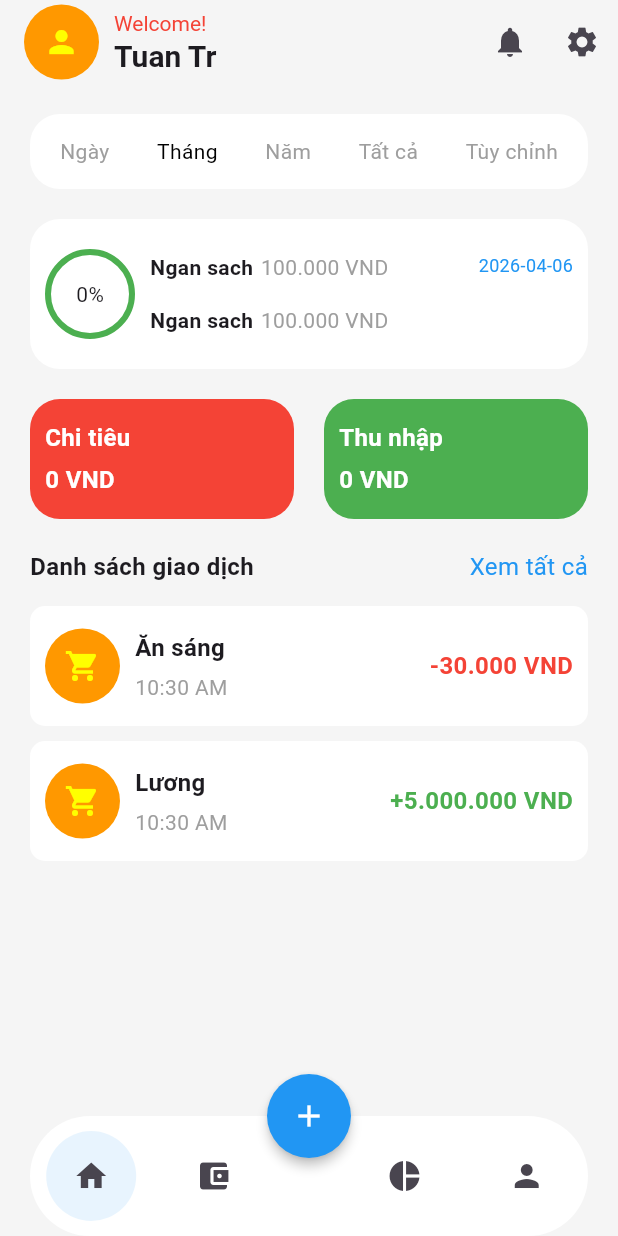
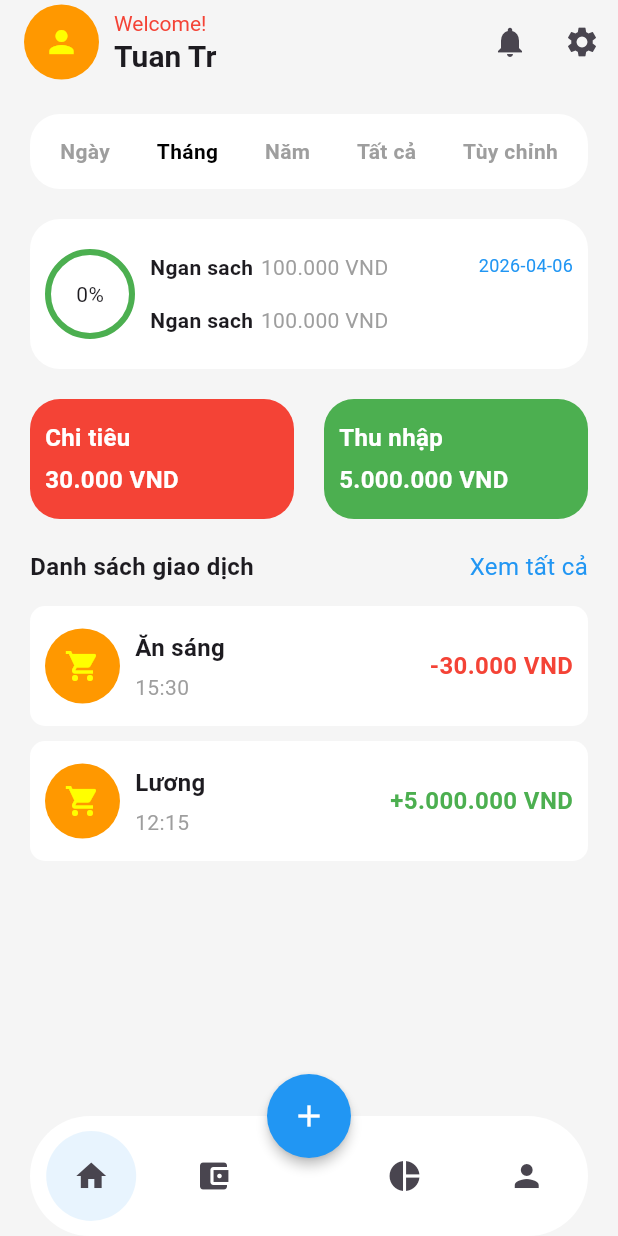
Before and after one commit to TuanTr999/expense_tracker_app, a Flutter app: the screen it shows after launch, after a tap on "Tháng", on a phone screen of 412 x 824 dp. Run offline on Flutter 3.47's test engine with Material 3 defaults, Android fonts, the phone set to English and light mode, and no system bars.

Commit message:
Enhance HomeTab with transaction filtering and summary calculations

```diff
--- /dev/null
+++ b/lib/core/utils/format.dart
@@ -0,0 +1,13 @@
+import 'package:intl/intl.dart';
+
+class AppFormat {
+  static String currency(double amount) {
+    final formatter = NumberFormat('#,###', 'vi_VN');
+    return '${formatter.format(amount)} VND';
+  }
+
+  static String currencyWithSign(double amount, bool isIncome) {
+    final formatted = currency(amount);
+    return isIncome ? '+$formatted' : '-$formatted';
+  }
+}
--- /dev/null
+++ b/lib/core/utils/transaction_utill.dart
@@ -0,0 +1,53 @@
+import '../../models/transaction_model.dart';
+
+List<TransactionModel> filteredTransactions(
+  int selected,
+  List<TransactionModel> transactions,
+) {
+  final now = DateTime.now();
+
+  switch (selected) {
+    case 0: // Today
+      return transactions.where((t) {
+        return t.date.year == now.year &&
+            t.date.month == now.month &&
+            t.date.day == now.day;
+      }).toList();
+
+    case 1: // Month
+      return transactions.where((t) {
+        return t.date.year == now.year && t.date.month == now.month;
+      }).toList();
+
+    case 2: // Year
+      return transactions.where((t) {
+        return t.date.year == now.year;
+      }).toList();
+
+    case 3: // All
+      return transactions;
+
+    default:
+      return transactions;
+  }
+}
+
+double calculateTotalExpense(List<TransactionModel> transactions) {
+  double total = 0;
+  for (var t in transactions) {
+    if (t.type == TransactionType.expense && t.amount > 0) {
+      total += t.amount;
+    }
+  }
+  return total;
+}
+
+double calculateTotalIncome(List<TransactionModel> transactions) {
+  double total = 0;
+  for (var t in transactions) {
+    if (t.type == TransactionType.income && t.amount > 0) {
+      total += t.amount;
+    }
+  }
+  return total;
+}
--- a/lib/screens/home/home_tab.dart
+++ b/lib/screens/home/home_tab.dart
@@ -1,5 +1,4 @@
 import 'package:expense_tracker_app/screens/all_transactions_screen.dart';
-import 'package:expense_tracker_app/screens/budget/budget_screen.dart';
 import 'package:expense_tracker_app/widgets/app_bar/custom_app_bar.dart';
 import 'package:expense_tracker_app/widgets/budget_card.dart';
 import 'package:expense_tracker_app/widgets/summary_card.dart';
@@ -7,9 +6,9 @@ import 'package:expense_tracker_app/widgets/transaction_item.dart';
 import 'package:flutter/cupertino.dart';
 import 'package:flutter/material.dart';
 
+import '../../core/utils/transaction_utill.dart';
+import '../../core/utils/format.dart';
 import '../../models/transaction_model.dart';
-import '../settings/settings_screen.dart';
-import '../wallet/wallet_screen.dart';
 
 class HomeTab extends StatefulWidget {
   HomeTab({super.key});
@@ -19,13 +18,14 @@ class HomeTab extends StatefulWidget {
 }
 
 class _HomeTabState extends State<HomeTab> {
+  int selected = 0;
   final List<TransactionModel> transactions = [
     TransactionModel(
       id: '1',
       title: 'Ăn sáng',
       image: '',
       amount: 30000,
-      date: DateTime.now(),
+      date: DateTime(2026, 4, 8, 15, 30, 20),
       type: TransactionType.expense,
     ),
     TransactionModel(
@@ -33,13 +33,10 @@ class _HomeTabState extends State<HomeTab> {
       title: 'Lương',
       image: '',
       amount: 5000000,
-      date: DateTime.now(),
+      date: DateTime(2026, 4, 9, 12, 15, 0),
       type: TransactionType.income,
     ),
   ];
-
-  late final previewList = transactions.take(3).toList();
-  int selected = 0;
 
   @override
   Widget build(BuildContext context) {
@@ -67,7 +64,13 @@ class _HomeTabState extends State<HomeTab> {
                           selected = 0;
                         });
                       },
-                      child: Text('Ngày', style: TextStyle(color: selected == 0 ? Colors.black : Colors.grey ),),
+                      child: Text(
+                        'Ngày',
+                        style: TextStyle(
+                          color: selected == 0 ? Colors.black : Colors.grey,
+                          fontWeight: FontWeight.bold,
+                        ),
+                      ),
                     ),
                     InkWell(
                       onTap: () {
@@ -75,7 +78,13 @@ class _HomeTabState extends State<HomeTab> {
                           selected = 1;
                         });
                       },
-                      child: Text('Tháng', style: TextStyle(color: selected == 1 ? Colors.black : Colors.grey )),
+                      child: Text(
+                        'Tháng',
+                        style: TextStyle(
+                          color: selected == 1 ? Colors.black : Colors.grey,
+                          fontWeight: FontWeight.bold,
+                        ),
+                      ),
                     ),
                     InkWell(
                       onTap: () {
@@ -83,7 +92,13 @@ class _HomeTabState extends State<HomeTab> {
                           selected = 2;
                         });
                       },
-                      child: Text('Năm', style: TextStyle(color: selected == 2 ? Colors.black : Colors.grey )),
+                      child: Text(
+                        'Năm',
+                        style: TextStyle(
+                          color: selected == 2 ? Colors.black : Colors.grey,
+                          fontWeight: FontWeight.bold,
+                        ),
+                      ),
                     ),
                     InkWell(
                       onTap: () {
@@ -91,7 +106,13 @@ class _HomeTabState extends State<HomeTab> {
                           selected = 3;
                         });
                       },
-                      child: Text('Tất cả', style: TextStyle(color: selected == 3 ? Colors.black : Colors.grey )),
+                      child: Text(
+                        'Tất cả',
+                        style: TextStyle(
+                          color: selected == 3 ? Colors.black : Colors.grey,
+                          fontWeight: FontWeight.bold,
+                        ),
+                      ),
                     ),
                     InkWell(
                       onTap: () {
@@ -99,7 +120,13 @@ class _HomeTabState extends State<HomeTab> {
                           selected = 4;
                         });
                       },
-                      child: Text('Tùy chỉnh', style: TextStyle(color: selected == 4 ? Colors.black : Colors.grey )),
+                      child: Text(
+                        'Tùy chỉnh',
+                        style: TextStyle(
+                          color: selected == 4 ? Colors.black : Colors.grey,
+                          fontWeight: FontWeight.bold,
+                        ),
+                      ),
                     ),
                   ],
                 ),
@@ -113,7 +140,11 @@ class _HomeTabState extends State<HomeTab> {
                 Expanded(
                   child: SummaryCard(
                     title: 'Chi tiêu',
-                    amount: '0 VND',
+                    amount: AppFormat.currency(
+                      calculateTotalExpense(
+                        filteredTransactions(selected, transactions),
+                      ),
+                    ),
                     color: Colors.red,
                   ),
                 ),
@@ -121,7 +152,11 @@ class _HomeTabState extends State<HomeTab> {
                 Expanded(
                   child: SummaryCard(
                     title: 'Thu nhập',
-                    amount: '0 VND',
+                    amount: AppFormat.currency(
+                      calculateTotalIncome(
+                        filteredTransactions(selected, transactions),
+                      ),
+                    ),
                     color: Colors.green,
                   ),
                 ),
@@ -140,8 +175,12 @@ class _HomeTabState extends State<HomeTab> {
                     Navigator.push(
                       context,
                       MaterialPageRoute(
-                        builder: (context) =>
-                            AllTransactionsScreen(transactions: transactions),
+                        builder: (context) => AllTransactionsScreen(
+                          transactions: filteredTransactions(
+                            selected,
+                            transactions,
+                          ),
+                        ),
                       ),
                     );
                   },
@@ -155,9 +194,11 @@ class _HomeTabState extends State<HomeTab> {
             SizedBox(height: 15),
             Expanded(
               child: ListView.separated(
-                itemCount: previewList.length,
+                itemCount: filteredTransactions(selected, transactions).length,
                 itemBuilder: (context, index) {
-                  return TransactionItem(item: previewList[index]);
+                  return TransactionItem(
+                    item: filteredTransactions(selected, transactions)[index],
+                  );
                 },
                 separatorBuilder: (context, index) => SizedBox(height: 10),
               ),
--- a/lib/widgets/transaction_item.dart
+++ b/lib/widgets/transaction_item.dart
@@ -1,7 +1,7 @@
 import 'package:expense_tracker_app/models/transaction_model.dart';
 import 'package:flutter/material.dart';
 
-import '../utils/format.dart';
+import '../core/utils/format.dart';
 
 class TransactionItem extends StatelessWidget {
   TransactionItem({super.key, required this.item});
@@ -39,7 +39,7 @@ class TransactionItem extends StatelessWidget {
               ),
               SizedBox(height: 5),
               Text(
-                TimeOfDay.now().format(context),
+                '${item.date.hour}:${item.date.minute}',
                 style: TextStyle(fontSize: 14, color: Colors.grey),
               ),
             ],
```
